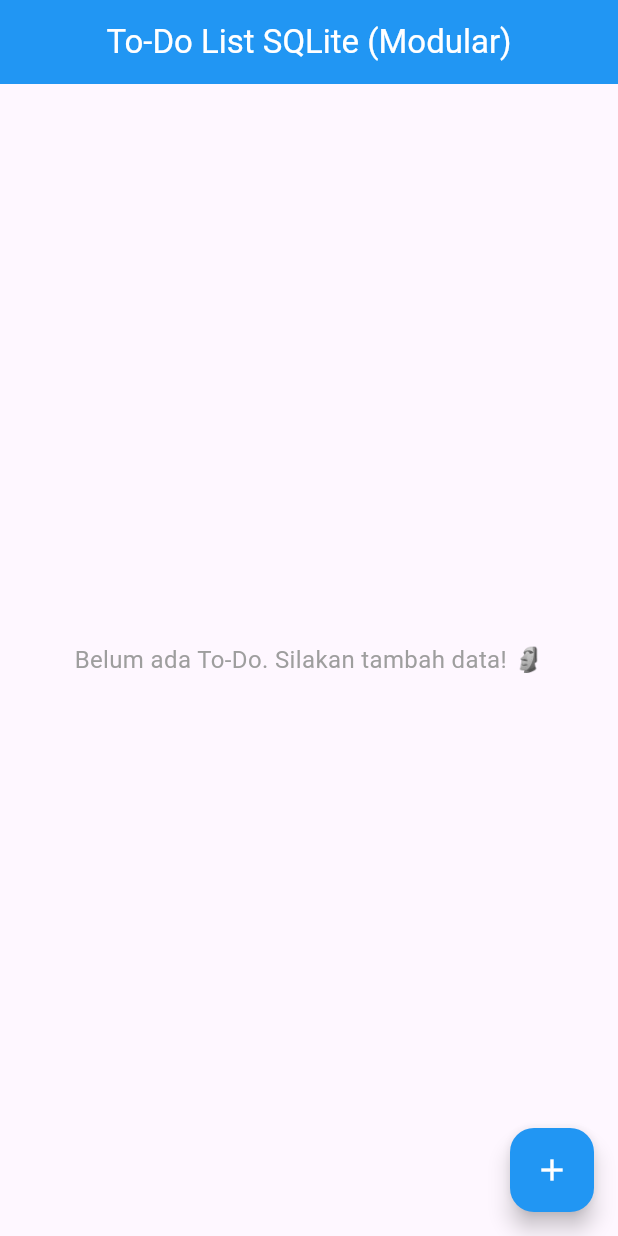
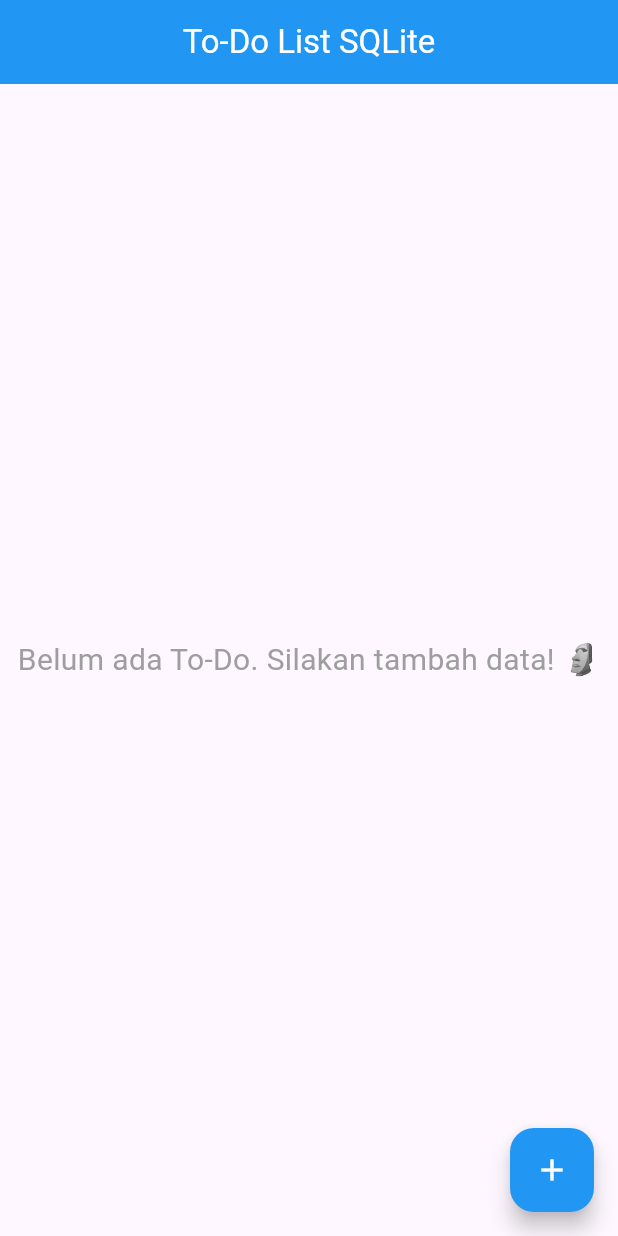
Before and after one commit to CharloLemba/todo_list_sqlite, a Flutter app: the screen it shows after launch, on a phone screen of 412 x 824 dp. Run offline on Flutter 3.47's test engine with Material 3 defaults, Android fonts, the phone set to English and light mode, and no system bars; our stand-ins replace sqflite; accounts and stored records are empty.

Commit message:
update: merapikan komentar di kodingan

```diff
--- a/lib/main.dart
+++ b/lib/main.dart
@@ -35,7 +35,7 @@ class _ToDoHomePageState extends State<ToDoHomePage> {
       appBar: AppBar(
         backgroundColor: Colors.blue,
         foregroundColor: Colors.white,
-        title: const Text("To-Do List SQLite (Modular)"),
+        title: const Text("To-Do List SQLite"),
         centerTitle: true,
       ),
       // Mengambil data secara asynchronous dari SQLite
@@ -50,7 +50,7 @@ class _ToDoHomePageState extends State<ToDoHomePage> {
             return const Center(
               child: Text(
                 "Belum ada To-Do. Silakan tambah data! 🗿",
-                style: TextStyle(fontSize: 16, color: Colors.grey),
+                style: TextStyle(fontSize: 20, color: Colors.grey),
               ),
             );
           }
--- a/lib/widget/modal.dart
+++ b/lib/widget/modal.dart
@@ -2,9 +2,9 @@ import 'package:flutter/material.dart';
 import 'package:todo_list_sqlite/model/model_todo.dart';
 
 class TodoModal {
-  // ==========================================
-  // MODAL FORM TAMBAH / EDIT TO-DO
-  // ==========================================
+  /*
+   MODAL FORM TAMBAH / EDIT TO-DO
+  */
   static void showForm(
     BuildContext context, {
     ToDo? todoItem,
@@ -105,9 +105,9 @@ class TodoModal {
     );
   }
 
-  // ==========================================
-  // DIALOG KONFIRMASI HAPUS
-  // ==========================================
+  /*
+   DIALOG KONFIRMASI HAPUS
+  */
   static void showDeleteDialog(
     BuildContext context, {
     required VoidCallback onDelete,
```
